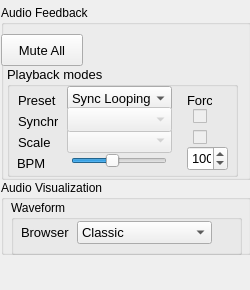
Before: the Qt Designer form libs/gui-osg-qt/ACAudioControlsDockWidgetQt.ui in MediaCycle/MediaCycle, drawn with Qt 5.
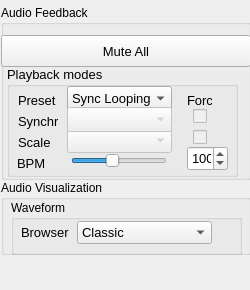
After: the same form once the commit is applied.

The edit to the form file:
```diff
--- a/libs/gui-osg-qt/ACAudioControlsDockWidgetQt.ui
+++ b/libs/gui-osg-qt/ACAudioControlsDockWidgetQt.ui
@@ -87,8 +87,8 @@
      <property name="geometry">
       <rect>
        <x>0</x>
-       <y>29</y>
-       <width>82</width>
+       <y>30</y>
+       <width>250</width>
        <height>32</height>
       </rect>
      </property>
```
Left out of the diff: 2 changed lines with no effect on the pictures.
